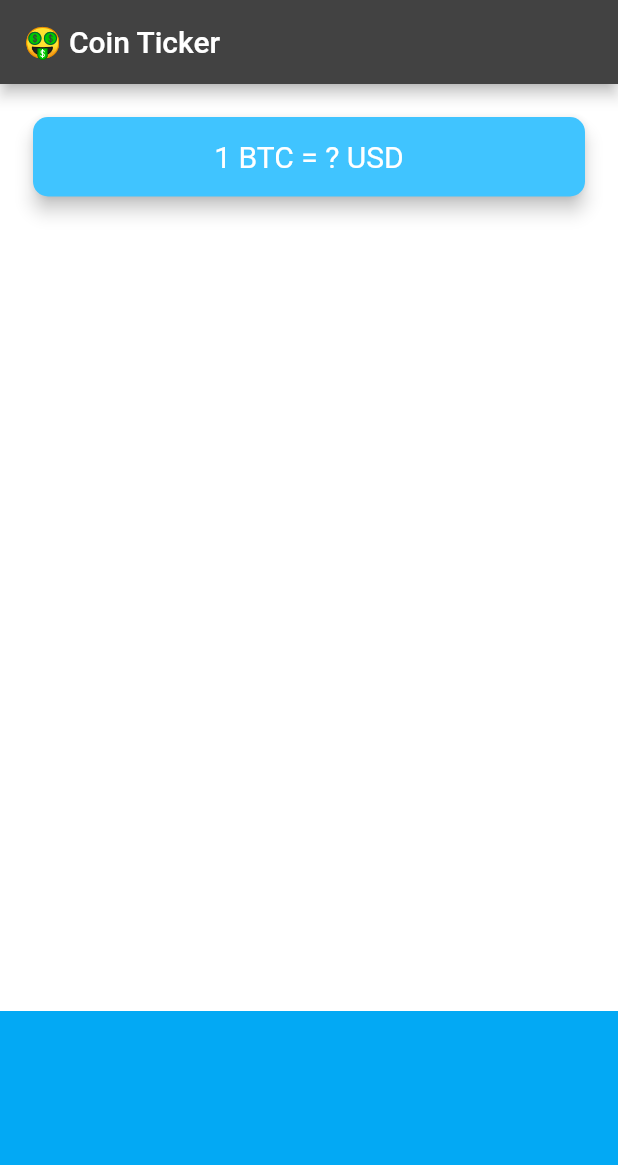
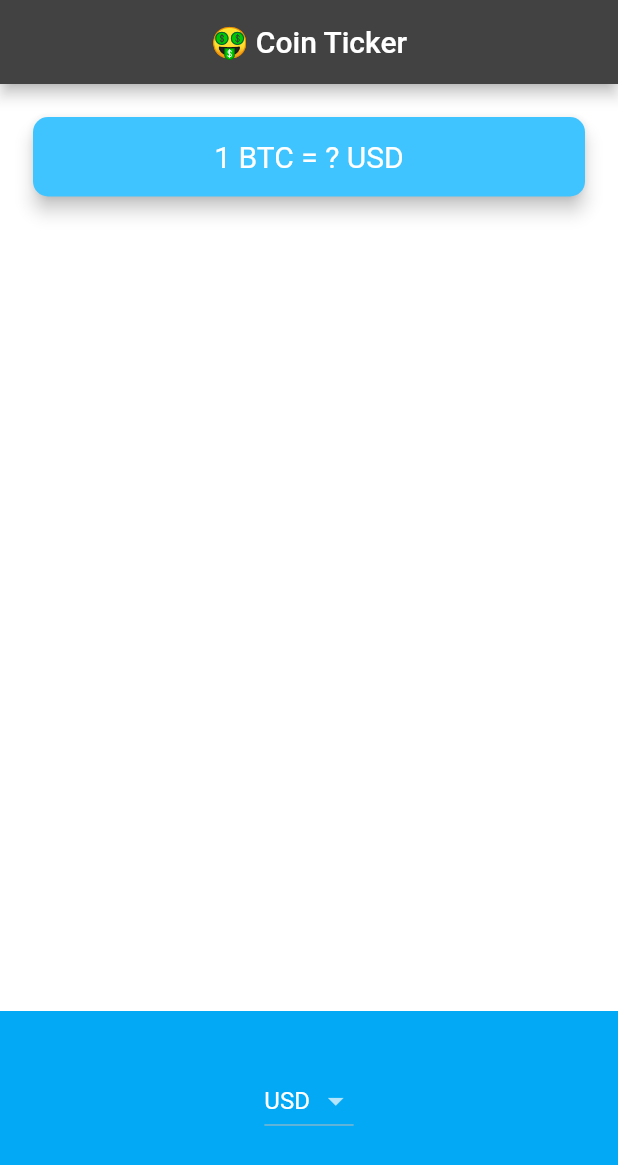
Before and after one commit to Galadima3/Bitcoin-ticker, a Flutter app: the screen it shows after launch, on a phone screen of 412 x 824 dp. Shown: the top 1165 px of the screen. Run offline on Flutter 3.47's test engine with Material 2 defaults, Android fonts, the phone set to English and light mode, and no system bars.

Commit message:
Second Commit

```diff
--- a/lib/coin_data.dart
+++ b/lib/coin_data.dart
@@ -11,7 +11,7 @@ const List<String> currenciesList = [
   'INR',
   'JPY',
   'MXN',
-  'NOK',
+  'NGN',
   'NZD',
   'PLN',
   'RON',
--- a/lib/main.dart
+++ b/lib/main.dart
@@ -1,3 +1,5 @@
+// ignore_for_file: prefer_const_constructors, use_key_in_widget_constructors
+
 import 'package:flutter/material.dart';
 import 'price_screen.dart';
 
@@ -7,6 +9,7 @@ class MyApp extends StatelessWidget {
   @override
   Widget build(BuildContext context) {
     return MaterialApp(
+      debugShowCheckedModeBanner: false,
       theme: ThemeData.dark().copyWith(
           primaryColor: Colors.lightBlue,
           scaffoldBackgroundColor: Colors.white),
--- a/lib/price_screen.dart
+++ b/lib/price_screen.dart
@@ -1,15 +1,71 @@
+// ignore_for_file: prefer_const_constructors, library_private_types_in_public_api, prefer_const_literals_to_create_immutables
+
+import 'package:bitcoin_ticker/coin_data.dart';
 import 'package:flutter/material.dart';
+import 'package:flutter/cupertino.dart';
+import 'dart:io' show Platform;
 
 class PriceScreen extends StatefulWidget {
+  const PriceScreen({Key? key}) : super(key: key);
+
   @override
   _PriceScreenState createState() => _PriceScreenState();
 }
 
 class _PriceScreenState extends State<PriceScreen> {
+  String selectedCurrency = 'USD';
+
+  androidDropdownButton() {
+    List<DropdownMenuItem<String>> dropdownItems = [];
+    for (String currency in currenciesList) {
+      var newItem = DropdownMenuItem(
+        value: currency,
+        child: Text(currency),
+      );
+
+      dropdownItems.add(newItem);
+    }
+    //return dropdownItems;
+    return DropdownButton<String>(
+      value: selectedCurrency,
+      items: dropdownItems,
+      onChanged: (value) {
+        setState(
+          () {
+            selectedCurrency = value!;
+          },
+        );
+      },
+    );
+  }
+
+  iOSPicker() {
+    List<Text> pickedItems = [];
+    for (String currency in currenciesList) {
+      pickedItems.add(Text(currency));
+    }
+
+    return CupertinoPicker(
+        itemExtent: 32.0,
+        onSelectedItemChanged: (selectedIndex) {
+          print(selectedIndex);
+        },
+        children: pickedItems);
+  }
+
+  getPicker() {
+    if (Platform.isIOS) {
+      return iOSPicker();
+    } else if (Platform.isAndroid) {
+      return androidDropdownButton();
+    }
+  }
+
   @override
   Widget build(BuildContext context) {
     return Scaffold(
       appBar: AppBar(
+        centerTitle: true,
         title: Text('🤑 Coin Ticker'),
       ),
       body: Column(
@@ -42,7 +98,7 @@ class _PriceScreenState extends State<PriceScreen> {
             alignment: Alignment.center,
             padding: EdgeInsets.only(bottom: 30.0),
             color: Colors.lightBlue,
-            child: null,
+            child: getPicker()
           ),
         ],
       ),
```
Also changed, not shown: 1 other file.
